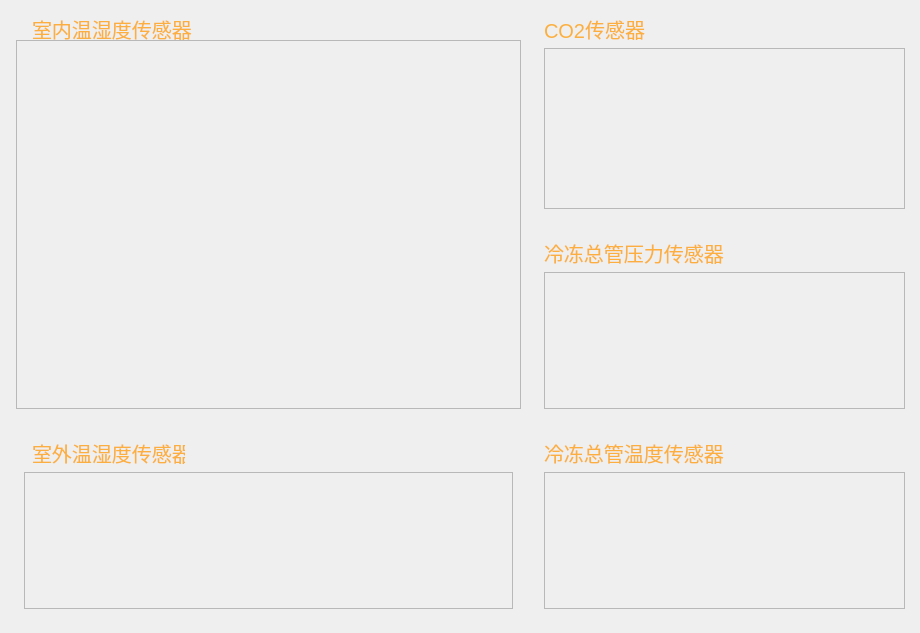
Qt form Window/Page/sensorpage.ui (caosq/ChickenFarm) before a commit.
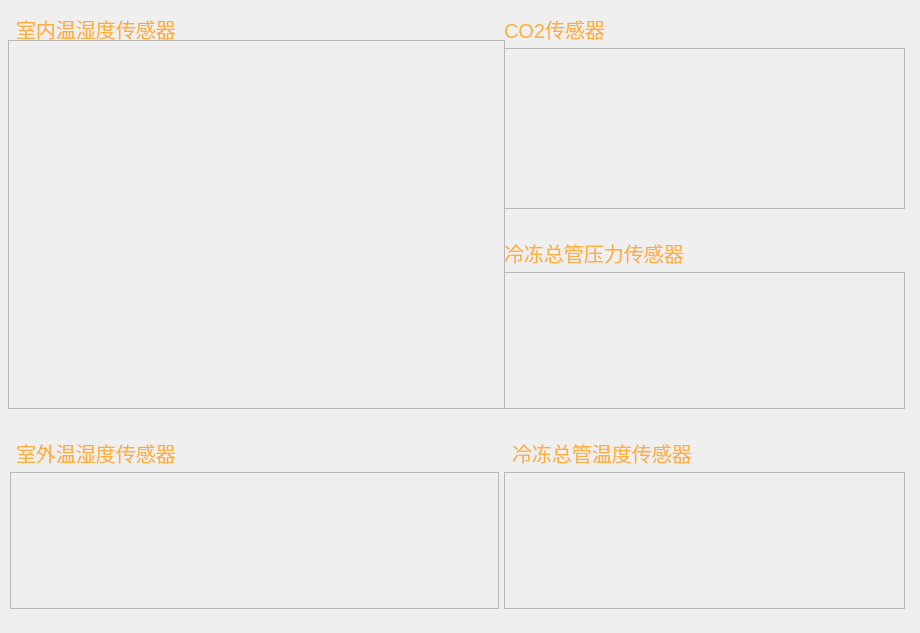
The same form after that commit. Icons and pictures are not drawn.

The edit to the form file:
```diff
--- a/Window/Page/sensorpage.ui
+++ b/Window/Page/sensorpage.ui
@@ -16,7 +16,7 @@
   <widget class="QFrame" name="frame_1">
    <property name="geometry">
     <rect>
-     <x>24</x>
+     <x>10</x>
      <y>472</y>
      <width>489</width>
      <height>137</height>
@@ -47,9 +47,9 @@
   <widget class="QFrame" name="frame_2">
    <property name="geometry">
     <rect>
-     <x>544</x>
+     <x>504</x>
      <y>48</y>
-     <width>361</width>
+     <width>401</width>
      <height>161</height>
     </rect>
    </property>
@@ -68,8 +68,8 @@
      <rect>
       <x>8</x>
       <y>8</y>
-      <width>345</width>
-      <height>137</height>
+      <width>385</width>
+      <height>145</height>
      </rect>
     </property>
     <layout class="QGridLayout" name="gridLayout_2"/>
@@ -78,9 +78,9 @@
   <widget class="QFrame" name="frame_3">
    <property name="geometry">
     <rect>
-     <x>544</x>
+     <x>504</x>
      <y>272</y>
-     <width>361</width>
+     <width>401</width>
      <height>137</height>
     </rect>
    </property>
@@ -99,8 +99,8 @@
      <rect>
       <x>8</x>
       <y>8</y>
-      <width>345</width>
-      <height>129</height>
+      <width>385</width>
+      <height>121</height>
      </rect>
     </property>
     <layout class="QGridLayout" name="gridLayout_3"/>
@@ -109,9 +109,9 @@
   <widget class="QFrame" name="frame_4">
    <property name="geometry">
     <rect>
-     <x>544</x>
+     <x>504</x>
      <y>472</y>
-     <width>361</width>
+     <width>401</width>
      <height>137</height>
     </rect>
    </property>
@@ -130,7 +130,7 @@
      <rect>
       <x>8</x>
       <y>8</y>
-      <width>345</width>
+      <width>385</width>
       <height>121</height>
      </rect>
     </property>
@@ -140,9 +140,9 @@
   <widget class="QFrame" name="frame">
    <property name="geometry">
     <rect>
-     <x>16</x>
+     <x>8</x>
      <y>40</y>
-     <width>505</width>
+     <width>497</width>
      <height>369</height>
     </rect>
    </property>
@@ -160,10 +160,10 @@
    <widget class="QWidget" name="gridLayoutWidget_4">
     <property name="geometry">
      <rect>
-      <x>8</x>
-      <y>8</y>
-      <width>489</width>
-      <height>353</height>
+      <x>16</x>
+      <y>16</y>
+      <width>473</width>
+      <height>345</height>
      </rect>
     </property>
     <layout class="QGridLayout" name="gridLayout"/>
@@ -172,7 +172,7 @@
   <widget class="QLabel" name="label">
    <property name="geometry">
     <rect>
-     <x>32</x>
+     <x>16</x>
      <y>16</y>
      <width>169</width>
      <height>25</height>
@@ -312,9 +312,9 @@
   <widget class="QLabel" name="label_2">
    <property name="geometry">
     <rect>
-     <x>32</x>
+     <x>16</x>
      <y>440</y>
-     <width>153</width>
+     <width>169</width>
      <height>25</height>
     </rect>
    </property>
@@ -452,7 +452,7 @@
   <widget class="QLabel" name="label_3">
    <property name="geometry">
     <rect>
-     <x>544</x>
+     <x>504</x>
      <y>16</y>
      <width>153</width>
      <height>25</height>
@@ -592,7 +592,7 @@
   <widget class="QLabel" name="label_4">
    <property name="geometry">
     <rect>
-     <x>544</x>
+     <x>504</x>
      <y>240</y>
      <width>193</width>
      <height>25</height>
@@ -732,7 +732,7 @@
   <widget class="QLabel" name="label_5">
    <property name="geometry">
     <rect>
-     <x>544</x>
+     <x>512</x>
      <y>440</y>
      <width>193</width>
      <height>25</height>
```
